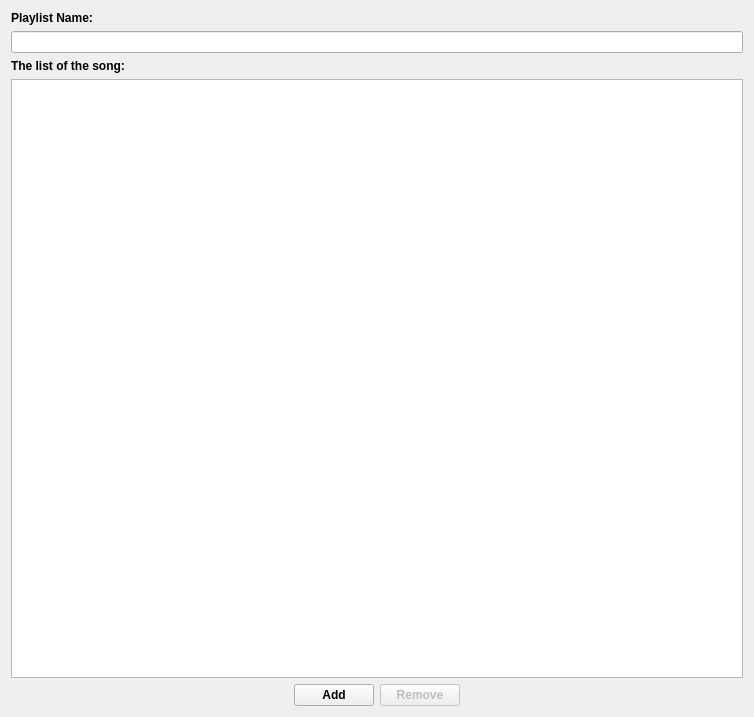
Qt form playlistedit.ui (amirmohsen1384/mockingbird) before a commit.
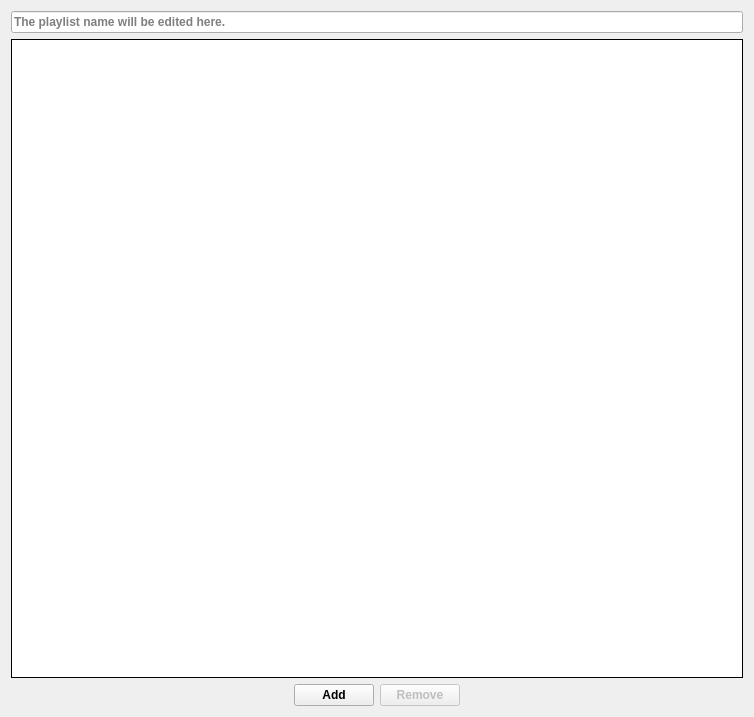
The same form after that commit.

Commit message: Improvement on the appearance of the program

Diff of the .ui file:
```diff
--- a/playlistedit.ui
+++ b/playlistedit.ui
@@ -21,24 +21,26 @@
   </property>
   <layout class="QVBoxLayout" name="verticalLayout">
    <item>
-    <widget class="QLabel" name="playlistNameLabel">
+    <widget class="QLineEdit" name="nameEdit">
      <property name="text">
-      <string>Playlist Name:</string>
+      <string/>
      </property>
-    </widget>
-   </item>
-   <item>
-    <widget class="QLineEdit" name="nameEdit"/>
-   </item>
-   <item>
-    <widget class="QLabel" name="songListLabel">
-     <property name="text">
-      <string>The list of the song:</string>
+     <property name="placeholderText">
+      <string>The playlist name will be edited here.</string>
      </property>
     </widget>
    </item>
    <item>
     <widget class="QListView" name="songView">
+     <property name="frameShape">
+      <enum>QFrame::Shape::Panel</enum>
+     </property>
+     <property name="frameShadow">
+      <enum>QFrame::Shadow::Plain</enum>
+     </property>
+     <property name="lineWidth">
+      <number>1</number>
+     </property>
      <property name="selectionMode">
       <enum>QAbstractItemView::SelectionMode::ExtendedSelection</enum>
      </property>
```
